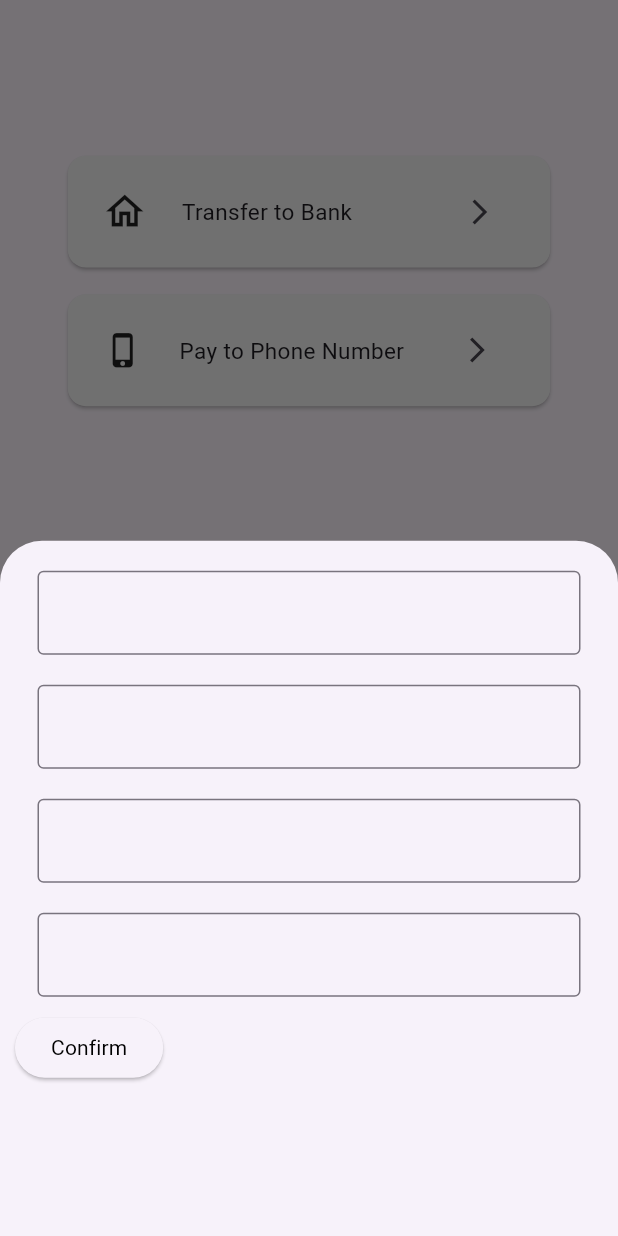
After one commit to akarshbr/DigiBank, a Flutter app: the SendMoney screen opened directly, after a tap on the "arrow forward ios" icon, on a phone screen of 412 x 824 dp. The commit adds this screen. Run offline on Flutter 3.47's test engine with Material 3 defaults, Android fonts, the phone set to English and light mode, and no system bars; our stand-ins replace google_fonts.

Commit message:
sdk version changed to 3.1.2 / decoration added in textformfieldrefactor/ send money screen edited

```diff
--- a/lib/global_widget/text_form_field.dart
+++ b/lib/global_widget/text_form_field.dart
@@ -10,11 +10,14 @@ class TextFormFieldRefactor extends StatelessWidget {
   final TextEditingController? textEditingController;
   final String? hintText;
 
+
   @override
   Widget build(BuildContext context) {
     return TextFormField(
       controller: textEditingController,
-      decoration: InputDecoration(),
+      decoration: InputDecoration(
+        border: OutlineInputBorder(borderSide: BorderSide(width: .1, color: Colors.white54))
+         ),
     );
   }
 }
--- a/lib/main.dart
+++ b/lib/main.dart
@@ -1,4 +1,4 @@
-import 'package:flutter/material.dart';
+ import 'package:flutter/material.dart';
 import 'package:flutter/services.dart';
 import 'package:provider/provider.dart';
 
@@ -30,7 +30,7 @@ class MyApp extends StatelessWidget {
       child: MaterialApp(
 
         debugShowCheckedModeBanner: false,
-        title: 'Digi Bank',
+        title: 'DigiBank',
         theme: isDark == true ? ThemeData.dark() : ThemeData.light(),
         home: BottomNavigation(),
       ),
--- /dev/null
+++ b/lib/presentation/send_money_screen/view/send_money_screen.dart
@@ -0,0 +1,174 @@
+import 'package:digibank/core/constants/colors.dart';
+import 'package:digibank/global_widget/text_form_field.dart';
+import 'package:flutter/material.dart';
+
+import '../../../global_widget/text.dart';
+
+void main() {
+  runApp(MaterialApp(
+    home: SendMoney(),
+  ));
+}
+
+class SendMoney extends StatelessWidget {
+  const SendMoney({super.key});
+
+  @override
+  Widget build(BuildContext context) {
+    var size = MediaQuery.of(context).size;
+    return SafeArea(
+      child: Scaffold(
+        body: Center(
+          child: Column(
+            children: [
+              Padding(
+                padding: const EdgeInsets.only(top: 100),
+                child: Container(
+                  height: size.height * .1,
+                  width: size.width * .8,
+                  child: Card(
+                    color: Color(0xffF4F4F4),
+                    child: Row(
+                      mainAxisAlignment: MainAxisAlignment.spaceEvenly,
+                      children: [
+                        Icon(
+                          Icons.home_outlined,
+                          size: 30,
+                        ),
+                        Text(
+                          "Transfer to Bank",
+                          style: TextStyle(fontSize: 15),
+                        ),
+                        SizedBox(
+                          width: 15,
+                        ),
+                        IconButton(
+                          onPressed: () {
+                            showModalBottomSheet(
+                              context: context,
+                              builder: (BuildContext context) {
+                                return SizedBox(
+                                  height:size.height*9,
+                                  child: Padding(
+                                    padding: const EdgeInsets.all(10.0),
+                                    child: Center(
+                                      child: Column(
+                                        crossAxisAlignment:
+                                            CrossAxisAlignment.start,
+                                        children: [
+                                          Padding(
+                                            padding: const EdgeInsets.only(
+                                                left: 15,
+                                                right: 15,
+                                                top: 10,
+                                                bottom: 10),
+                                            child: TextFormFieldRefactor(
+                                              hintText: 'Enter Account Number',
+                                            )
+                                          ),
+                                          Padding(
+                                            padding: const EdgeInsets.only(
+                                                left: 15,
+                                                right: 15,
+                                                top: 10,
+                                                bottom: 10),
+                                            child: TextFormFieldRefactor(
+                                              hintText: 'Re-enter Account Number',
+                                            )
+                                          ),
+                                          Padding(
+                                            padding: const EdgeInsets.only(
+                                                left: 15,
+                                                right: 15,
+                                                top: 10,
+                                                bottom: 10),
+                                            child: TextFormFieldRefactor(
+                                              hintText: 'Enter IFSC',
+                                            )
+                                          ),
+                                          Padding(
+                                            padding: const EdgeInsets.only(
+                                                left: 15,
+                                                right: 15,
+                                                top: 10,
+                                                bottom: 10),
+                                            child: TextFormFieldRefactor(
+                                              hintText: "Bank Account Holder's Name",
+                                            )
+                                          ),
+                                          ElevatedButton(
+                                              onPressed: () {},
+                                              child:
+                                                  TextRefactor(text: "Confirm")),
+                                        ],
+                                      ),
+                                    ),
+                                  ),
+                                );
+                              },
+                            );
+                          },
+                          icon: Icon(
+                            Icons.arrow_forward_ios,
+                            size: 20,
+                          ),
+                        )
+                      ],
+                    ),
+                  ),
+                ),
+              ),
+              SizedBox(
+                height: 10,
+              ),
+              Container(
+                height: size.height * .1,
+                width: size.width * .8,
+                child: Card(
+                  child: Row(
+                    mainAxisAlignment: MainAxisAlignment.spaceEvenly,
+                    children: [
+                      Icon(
+                        Icons.phone_iphone_rounded,
+                        size: 25,
+                      ),
+                      Text(
+                        "Pay to Phone Number",
+                        style: TextStyle(fontSize: 15),
+                      ),
+                      IconButton(
+                          onPressed: () {
+                            showModalBottomSheet(
+                              context: context,
+                              builder: (BuildContext context) {
+                                return SizedBox(
+                                  height: 200,
+                                  child: Center(
+                                    child: Column(
+                                      mainAxisAlignment:
+                                          MainAxisAlignment.center,
+                                      children: const <Widget>[
+                                        Text('GeeksforGeeks'),
+                                      ],
+                                    ),
+                                  ),
+                                );
+                              },
+                            );
+                          },
+                          icon: Icon(
+                            Icons.arrow_forward_ios,
+                            size: 20,
+                          ))
+                    ],
+                  ),
+                  color: Color(0xffF4F4F4),
+                ),
+              ),
+            ],
+          ),
+        ),
+      ),
+    );
+  }
+}
--- a/pubspec.yaml
+++ b/pubspec.yaml
@@ -19,7 +19,7 @@ publish_to: 'none' # Remove this line if you wish to publish to pub.dev
 version: 1.0.0+1
 
 environment:
-  sdk: '>=3.3.0 <4.0.0'
+  sdk: '>=3.1.2 <4.0.0'
 
 # Dependencies specify other packages that your package needs in order to work.
 # To automatically upgrade your package dependencies to the latest versions
@@ -37,6 +37,7 @@ dependencies:
   cupertino_icons: ^1.0.6
   google_fonts: ^6.1.0
   provider: ^6.1.1
+  font_awesome_flutter:
 
 dev_dependencies:
   flutter_test:
```
Also changed, not shown: pubspec.lock.
